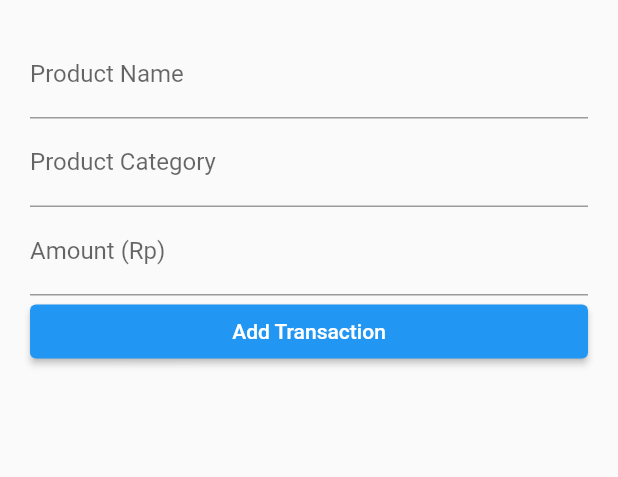
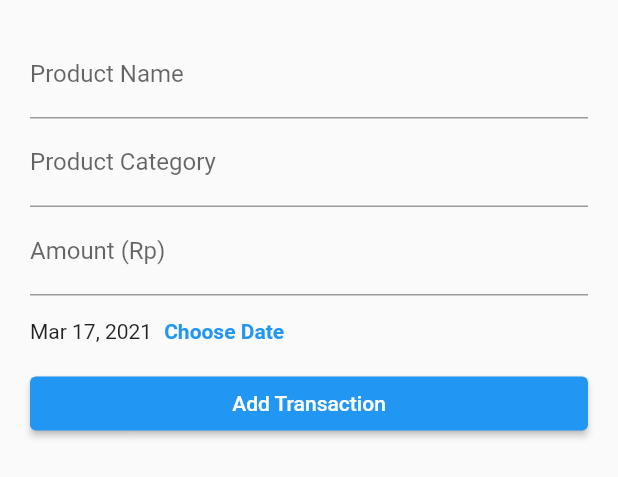
Before and after one commit to PhilipPurwoko/PersonalExpensesApp, a Flutter app: the TransactionForm widget shown alone on an empty page, opened directly with empty values, after a tap on "Add Transaction", on a phone screen of 412 x 824 dp. Shown: the top 477 px of the screen. Run offline on Flutter 3.47's test engine with Material 2 defaults, Android fonts, the phone set to English and light mode, and no system bars; our stand-ins replace fl_chart.

Commit message:
:chart: Add working chart with fixed 7 sequential date

```diff
--- a/lib/main.dart
+++ b/lib/main.dart
@@ -32,17 +32,23 @@ class _ExpensesState extends State<MyHomePage> {
         name: 'Soto Ayam',
         category: 'Food',
         amount: new Random().nextInt(100000),
-        date: DateTime.now(),
+        date: new DateTime(2021, 3, 17-i),
       )
   ];
 
-  void addTransaction(String id, String name, String category, int amount) {
+  void addTransaction({
+    @required String id,
+    @required String name,
+    @required String category,
+    @required int amount,
+    @required DateTime date,
+  }) {
     final transaction = new Transaction(
       id: id,
       name: name,
       category: category,
       amount: amount,
-      date: DateTime.now(),
+      date: date,
     );
 
     setState(() {
@@ -83,6 +89,8 @@ class _ExpensesState extends State<MyHomePage> {
 
   @override
   Widget build(BuildContext context) {
+    transactions
+        .sort((Transaction a, Transaction b) => a.date.compareTo(b.date));
     return MaterialApp(
       title: 'Personal Expenses',
       theme: ThemeData(
@@ -122,10 +130,14 @@ class _ExpensesState extends State<MyHomePage> {
                         margin: EdgeInsets.only(top: 20),
                         padding: EdgeInsets.fromLTRB(0, 20, 0, 20),
                         height: 150,
-                        child: Center(
-                          child: Text(
-                            'Need 7 data to display chart',
-                            style: TextStyle(color: Colors.white),
+                        child: Container(
+                          margin: EdgeInsets.all(30),
+                          child: Center(
+                            child: Text(
+                              'Need minimum 1 full week data in order to display a chart',
+                              style: TextStyle(color: Colors.white),
+                              textAlign: TextAlign.center,
+                            ),
                           ),
                         ),
                       ),
--- a/lib/widgets/chart/chart.dart
+++ b/lib/widgets/chart/chart.dart
@@ -1,8 +1,7 @@
 import 'package:flutter/material.dart';
-import 'dart:math';
-import 'package:intl/intl.dart';
 import 'package:fl_chart/fl_chart.dart';
 import '../../models/transaction.dart';
+
 
 class Chart extends StatefulWidget {
   final List<Transaction> transactions;
--- a/lib/widgets/form/transaction_form.dart
+++ b/lib/widgets/form/transaction_form.dart
@@ -1,4 +1,5 @@
 import 'package:flutter/material.dart';
+import 'package:intl/intl.dart';
 
 class TransactionForm extends StatefulWidget {
   final Function addTransaction;
@@ -11,19 +12,35 @@ class TransactionForm extends StatefulWidget {
 
 class _TransactionFormState extends State<TransactionForm> {
   final nameController = TextEditingController();
-
   final categoryController = TextEditingController();
-
   final amountController = TextEditingController();
+  DateTime dateTransaction = DateTime.now();
 
   void newTransaction() {
     widget.addTransaction(
-      DateTime.now().toString(),
-      nameController.text,
-      categoryController.text,
-      int.parse(amountController.text),
+      id: dateTransaction.toString(),
+      name: nameController.text,
+      category: categoryController.text,
+      amount: int.parse(amountController.text),
+      date: dateTransaction,
     );
     Navigator.of(context).pop();
+  }
+
+  void pickDate() {
+    showDatePicker(
+      context: context,
+      initialDate: DateTime.now(),
+      firstDate: DateTime(DateTime.now().year - 10),
+      lastDate: DateTime.now(),
+    ).then((DateTime date) {
+      if (date == null) {
+        return;
+      }
+      setState(() {
+        dateTransaction = date;
+      });
+    });
   }
 
   @override
@@ -49,6 +66,20 @@ class _TransactionFormState extends State<TransactionForm> {
               decoration: InputDecoration(labelText: 'Amount (Rp)'),
               onSubmitted: (_) => newTransaction,
             ),
+            Row(
+              children: <Widget>[
+                dateTransaction != null
+                    ? Text(DateFormat.yMMMd().format(dateTransaction))
+                    : Text('No Date Choosen!'),
+                TextButton(
+                  child: Text(
+                    'Choose Date',
+                    style: TextStyle(fontWeight: FontWeight.bold),
+                  ),
+                  onPressed: pickDate,
+                ),
+              ],
+            ),
             Container(
               width: double.infinity,
               child: ElevatedButton(
--- a/lib/widgets/transactions/transactions_list.dart
+++ b/lib/widgets/transactions/transactions_list.dart
@@ -41,7 +41,7 @@ class TransactionsList extends StatelessWidget {
                   ),
                 ),
                 Container(
-                  height: 360,
+                  height: 300,
                   child: ListView.builder(
                     itemCount: transactions.length,
                     itemBuilder: (ctx, index) {
```
